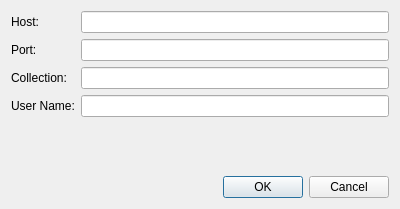
OpenChemistry/mongochem, file mongochem/gui/serversettingsdialog.ui: the form before one commit.
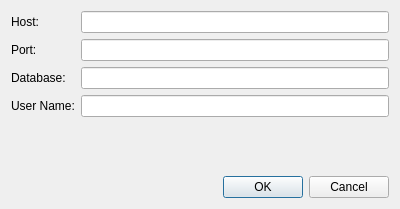
The form after the commit.

Commit message: Rename 'Collection' to 'Database'

```diff
--- a/mongochem/gui/serversettingsdialog.ui
+++ b/mongochem/gui/serversettingsdialog.ui
@@ -39,7 +39,7 @@
      <item row="2" column="0">
       <widget class="QLabel" name="collectionLabel">
        <property name="text">
-        <string>Collection:</string>
+        <string>Database:</string>
        </property>
       </widget>
      </item>
```
